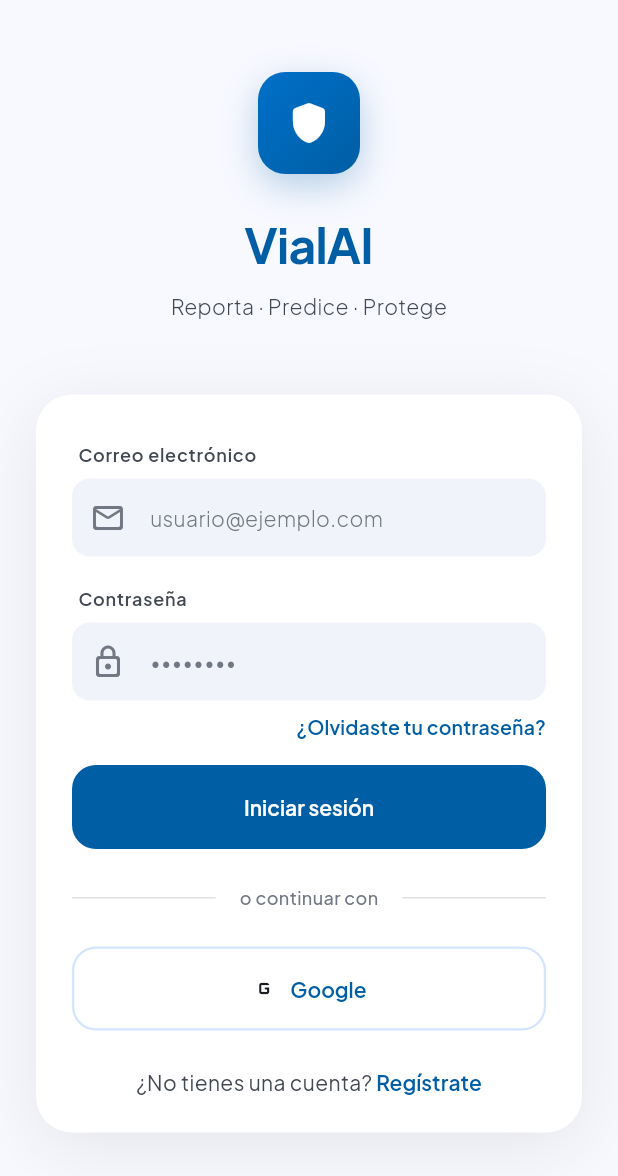
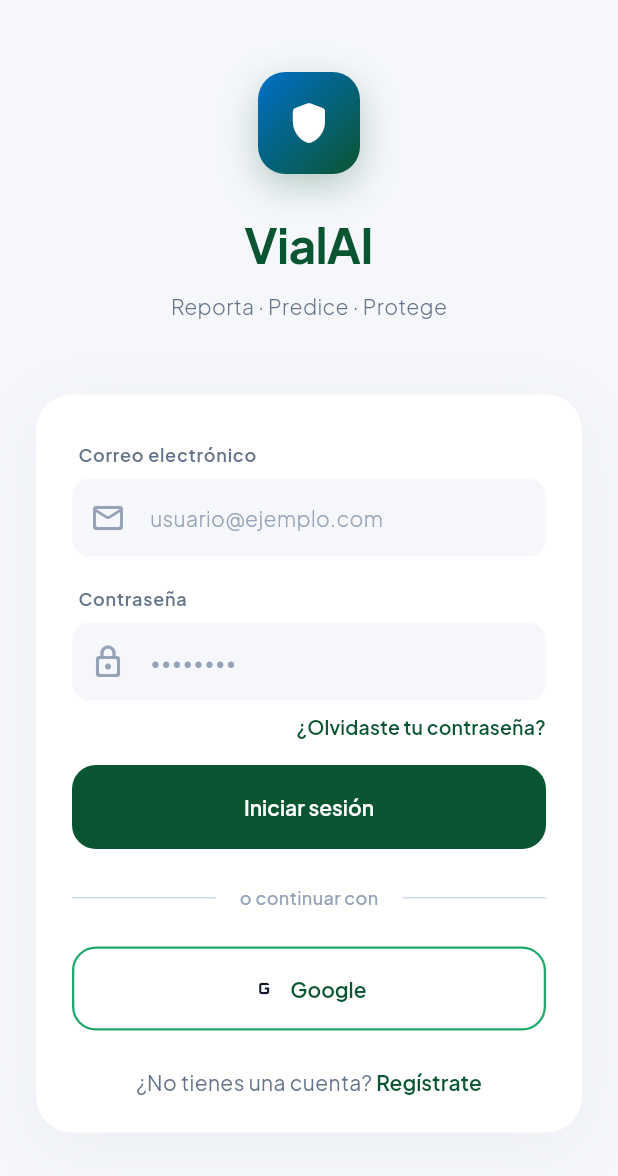
Before and after one commit to Diego2004-max/reportes_ai, a Flutter app: the screen it shows after launch, on a phone screen of 412 x 824 dp. Shown: the top 1176 px of the screen. Run offline on Flutter 3.47's test engine with Material 3 defaults, Android fonts, the phone set to English and light mode, and no system bars; our stand-ins replace cross_file, flutter_riverpod, geocoding, geolocator, go_router, google_fonts and 6 more; missing offline and left inert: record; accounts and stored records are empty; network calls fail; statements that could not run were skipped.

Commit message:
chore: update AppColors to ReportIA green palette (#0A5531)

```diff
--- a/lib/app/theme/app_colors.dart
+++ b/lib/app/theme/app_colors.dart
@@ -1,52 +1,62 @@
 import 'package:flutter/material.dart';
 
 abstract final class AppColors {
-  // Brand colors
-  static const Color primary = Color(0xFF005EA4);
-  static const Color primaryContainer = Color(0xFF1777C9);
-  static const Color primaryLight = Color(0xFFD2E4FF); // primary-fixed
+  // ── PRIMARY (forest green) ────────────────────────────────
+  static const Color primary        = Color(0xFF0A5531);
+  static const Color primaryLight   = Color(0xFF1EA969);
+  static const Color primaryDark    = Color(0xFF05381F);
+  static const Color primarySoft    = Color(0xFFDDF7EA);
+  static const Color primaryBadge   = Color(0x140A5531); // rgba(10,85,49,0.08)
 
-  static const Color secondary = Color(0xFF5C5E63);
-  static const Color secondaryContainer = Color(0xFFDEDFE5);
+  // ── SECONDARY ─────────────────────────────────────────────
+  static const Color secondary      = Color(0xFF1E293B);
 
-  static const Color onPrimary = Color(0xFFFFFFFF);
-  static const Color onSecondary = Color(0xFFFFFFFF);
+  // ── BACKGROUNDS ───────────────────────────────────────────
+  static const Color background             = Color(0xFFF5F7FB);
+  static const Color surface                = Color(0xFFFFFFFF);
+  static const Color surfaceVariant         = Color(0xFFE4EBFA);
+  static const Color surfaceContainerLowest = Color(0xFFFFFFFF);
+  static const Color surfaceContainerLow    = Color(0xFFF5F7FB);
+  static const Color surfaceContainer       = Color(0xFFE4EBFA);
+  static const Color surfaceContainerHigh   = Color(0xFFD8E1F5);
+  static const Color surfaceContainerHighest= Color(0xFFCFD9F0);
 
-  // Background and Surfaces
-  static const Color background = Color(0xFFF8F9FF);
-  static const Color surface = Color(0xFFF8F9FF);
-  static const Color surfaceContainerLowest = Color(0xFFFFFFFF);
-  static const Color surfaceContainerLow = Color(0xFFF1F3FB);
-  static const Color surfaceContainer = Color(0xFFECEEF5);
-  static const Color surfaceContainerHigh = Color(0xFFE5E7EE);
-  static const Color surfaceContainerHighest = Color(0xFFE0E2EA);
-  static const Color surfaceVariant = Color(0xFFE0E2EA);
+  // ── TEXT ──────────────────────────────────────────────────
+  static const Color textPrimary    = Color(0xFF0F172A);
+  static const Color textSecondary  = Color(0xFF64748B);
+  static const Color textDisabled   = Color(0xFF94A3B8);
+  static const Color textOnPrimary  = Color(0xFFFFFFFF);
 
-  // Text
-  static const Color textPrimary = Color(0xFF181C21); // on-surface
-  static const Color textSecondary = Color(0xFF414751); // on-surface-variant
-  static const Color textDisabled = Color(0xFF717783); // outline
-  static const Color textOnPrimary = Color(0xFFFFFFFF);
+  // keep alias used in screens
+  static const Color onPrimary      = textOnPrimary;
 
-  // Semantic Colors
-  static const Color success = Color(0xFF1D9E75);
-  static const Color successLight = Color(0xFFE8F6F1);
+  // ── SEMANTIC ──────────────────────────────────────────────
+  static const Color success        = Color(0xFF22C55E);
+  static const Color successLight   = Color(0xFFDCFCE7);
+  static const Color warning        = Color(0xFFF59E0B);
+  static const Color warningLight   = Color(0xFFFEF3C7);
+  static const Color error          = Color(0xFFEF4444);
+  static const Color errorLight     = Color(0xFFFEE2E2);
+  static const Color info           = Color(0xFF3B82F6);
+  static const Color infoLight      = Color(0xFFEFF6FF);
 
-  static const Color warning = Color(0xFFEF9F27);
-  static const Color warningLight = Color(0xFFFEF5E9);
+  // ── BORDERS / DIVIDERS ────────────────────────────────────
+  static const Color border         = Color(0xFFE2E8F0);
+  static const Color divider        = Color(0xFFF1F5F9);
+  static const Color outline        = Color(0xFF94A3B8);
 
-  static const Color error = Color(0xFFBA1A1A);
-  static const Color errorLight = Color(0xFFFFDAD6);
+  // ── SHADOWS ───────────────────────────────────────────────
+  static const Color shadow         = Color(0x0A0F172A); // very soft neutral
+  static const Color shadowTint     = Color(0x000F172A); // transparent — no blue tint
 
-  static const Color info = Color(0xFF378ADD);
-  static const Color infoLight = Color(0xFFE2EBF5);
-
-  // Outline, Border & Dividers
-  static const Color outline = Color(0xFF717783);
-  static const Color border = Color(0xFFC0C7D3);
-  static const Color divider = Color(0xFFE0E2EA);
-
-  // Shadows (Ambient Shadows - Vial Lucid)
-  static const Color shadow = Color(0x14000000); // 8% opacity, very soft
-  static const Color shadowTint = Color(0xFFD6E4FF); // Soft blue tint for shadows
+  // ── DARK MODE ─────────────────────────────────────────────
+  static const Color darkBg             = Color(0xFF101827);
+  static const Color darkSurface        = Color(0xFF162133);
+  static const Color darkSurfaceVariant = Color(0xFF1B2940);
+  static const Color darkBorder         = Color(0xFF2A3A52);
+  static const Color darkDivider        = Color(0xFF1F2F45);
+  static const Color darkPrimary        = Color(0xFF2FBF71);
+  static const Color darkTextPrimary    = Color(0xFFF8FAFC);
+  static const Color darkTextSecondary  = Color(0xFFB7C3D4);
+  static const Color darkTextDisabled   = Color(0xFF8EA0B7);
 }
```
